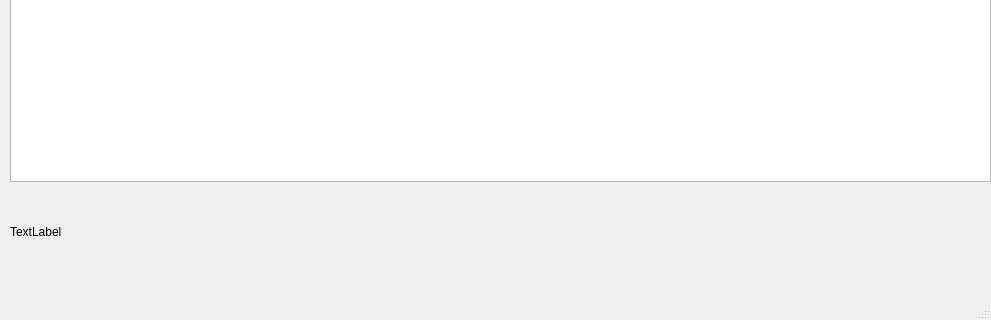
First picture: the form in ide.ui, repository SamoylikV/pyqtProject, before the edit; both pictures show x 0 to 991 and y 629 to 949 of the 991 by 949 pixel window.
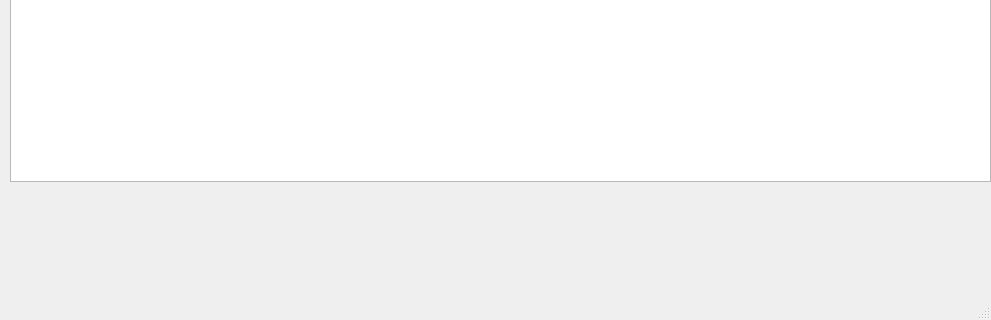
Second picture: the form after the edit.

Commit message:
Trying to make it work
 ._.

What changed in the file:
```diff
--- a/ide.ui
+++ b/ide.ui
@@ -47,7 +47,7 @@
      </rect>
     </property>
     <property name="text">
-     <string>TextLabel</string>
+     <string/>
     </property>
    </widget>
   </widget>
```
The commit also changes 1 other file.
